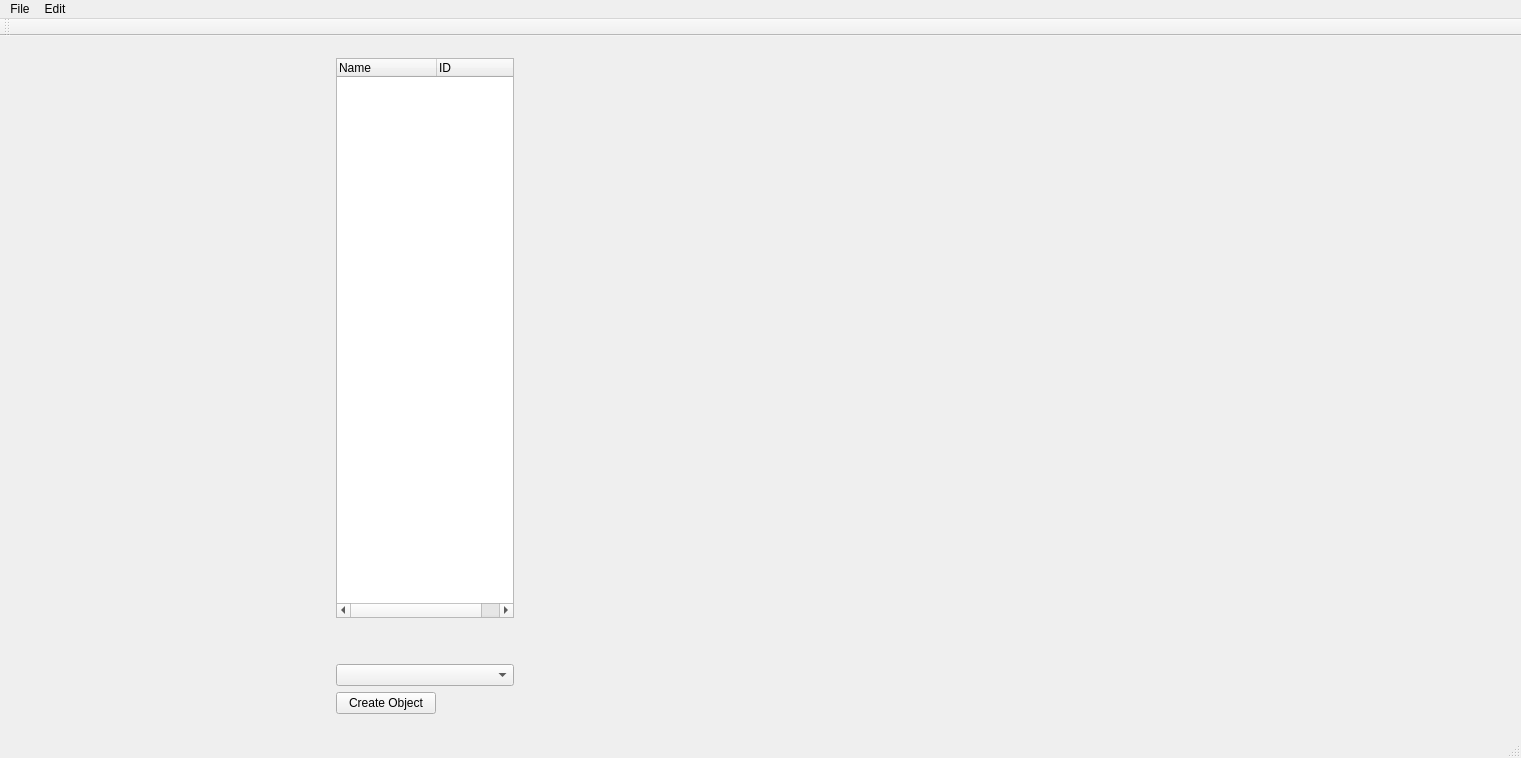
The window that mainwindow.ui (NotBjoggisAtAll/Tomato-Engine) describes before a commit, drawn with Qt 5.
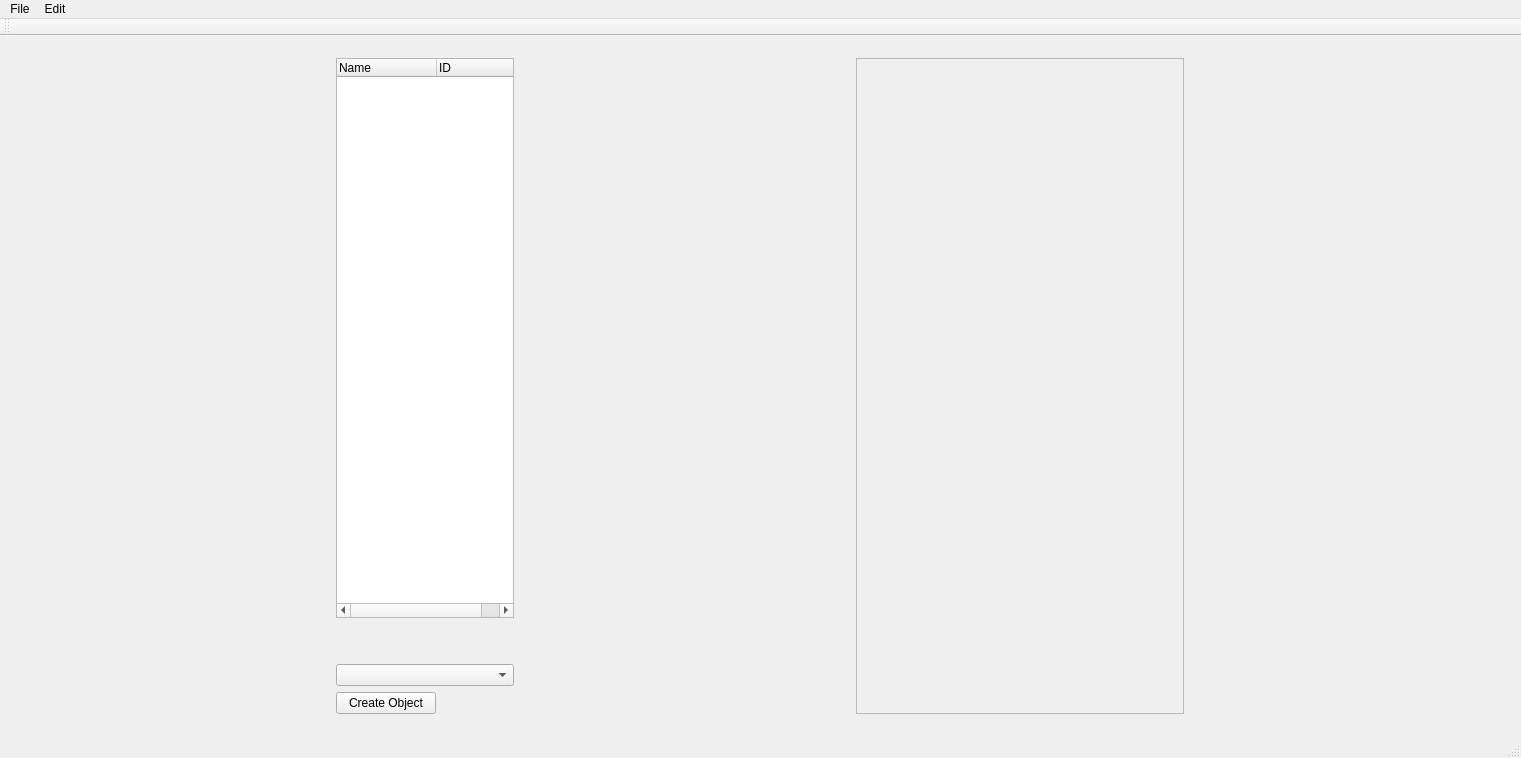
The same window after the commit.

```diff
--- a/mainwindow.ui
+++ b/mainwindow.ui
@@ -89,14 +89,32 @@
        <layout class="QVBoxLayout" name="OpenGLLayout"/>
       </item>
       <item>
-       <widget class="QWidget" name="verticalWidget" native="true">
+       <widget class="QWidget" name="Components" native="true">
         <property name="maximumSize">
          <size>
           <width>350</width>
           <height>16777215</height>
          </size>
         </property>
-        <layout class="QVBoxLayout" name="verticalLayout_2"/>
+        <layout class="QVBoxLayout" name="verticalLayout_2">
+         <item>
+          <widget class="QScrollArea" name="scrollArea">
+           <property name="widgetResizable">
+            <bool>true</bool>
+           </property>
+           <widget class="QWidget" name="scrollAreaWidgetContents">
+            <property name="geometry">
+             <rect>
+              <x>0</x>
+              <y>0</y>
+              <width>330</width>
+              <height>659</height>
+             </rect>
+            </property>
+           </widget>
+          </widget>
+         </item>
+        </layout>
        </widget>
       </item>
      </layout>
```
